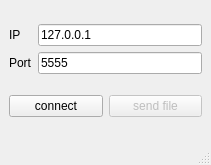
First picture: the form in tcpFileClient/mainwindow.ui, repository MeXX13/fileTcpExample, before the edit.
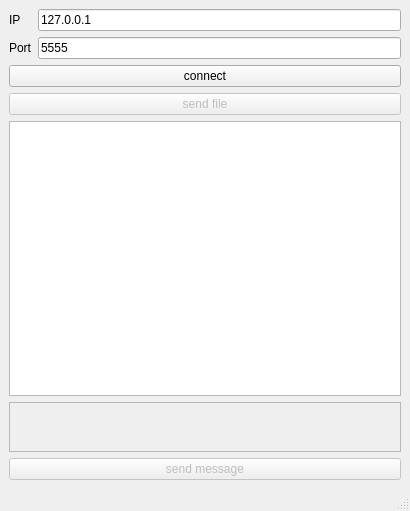
Second picture: the form after the edit.

What changed in the file:
```diff
--- a/tcpFileClient/mainwindow.ui
+++ b/tcpFileClient/mainwindow.ui
@@ -6,8 +6,8 @@
    <rect>
     <x>0</x>
     <y>0</y>
-    <width>211</width>
-    <height>165</height>
+    <width>410</width>
+    <height>511</height>
    </rect>
   </property>
   <property name="windowTitle">
@@ -48,7 +48,7 @@
      </layout>
     </item>
     <item>
-     <layout class="QHBoxLayout" name="horizontalLayout">
+     <layout class="QVBoxLayout" name="verticalLayout_3">
       <item>
        <widget class="QPushButton" name="pushButton">
         <property name="text">
@@ -66,6 +66,39 @@
         </property>
        </widget>
       </item>
+      <item>
+       <widget class="QPlainTextEdit" name="chatField">
+        <property name="enabled">
+         <bool>true</bool>
+        </property>
+        <property name="readOnly">
+         <bool>true</bool>
+        </property>
+       </widget>
+      </item>
+      <item>
+       <widget class="QPlainTextEdit" name="chatSenderField">
+        <property name="enabled">
+         <bool>false</bool>
+        </property>
+        <property name="maximumSize">
+         <size>
+          <width>16777215</width>
+          <height>50</height>
+         </size>
+        </property>
+       </widget>
+      </item>
+      <item>
+       <widget class="QPushButton" name="msgPushButton">
+        <property name="enabled">
+         <bool>false</bool>
+        </property>
+        <property name="text">
+         <string>send message</string>
+        </property>
+       </widget>
+      </item>
      </layout>
     </item>
    </layout>
```
Left out of the diff: 4 changed lines with no effect on the pictures.
